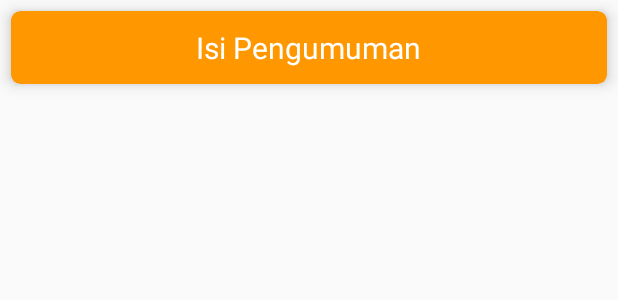
After one commit to HairulHarun/Sampah-App, an Android app: the layout card_pengumuman.xml on its own in the app's theme, with its tools: preview values and no code run, on a phone screen of 412 x 824 dp. The commit adds this screen. Shown: the top 300 px of the screen. Run offline under Robolectric (Android 15) with nearby library versions, the phone set to English and light mode, and no system bars; network calls fail.

Commit message:
commit kantor 16 april malam

```diff
--- a/app/build.gradle
+++ b/app/build.gradle
@@ -35,6 +35,9 @@ dependencies {
     implementation 'com.google.firebase:firebase-auth:16.0.5'
     implementation 'com.google.firebase:firebase-database:16.0.4'
     implementation 'androidx.legacy:legacy-support-v4:1.0.0'
+    implementation 'com.android.support:cardview-v7:28.0.0'
+    implementation 'com.android.support:recyclerview-v7:28.0.0'
+
     testImplementation 'junit:junit:4.12'
     androidTestImplementation 'androidx.test.ext:junit:1.1.0'
     androidTestImplementation 'androidx.test.espresso:espresso-core:3.1.1'
--- a/app/src/main/AndroidManifest.xml
+++ b/app/src/main/AndroidManifest.xml
@@ -18,6 +18,7 @@
         android:supportsRtl="true"
         android:theme="@style/AppTheme"
         android:usesCleartextTraffic="true">
+        <activity android:name=".PengumumanActivity"></activity>
         <activity
             android:name=".LaporTpsActivity"
             android:label="@string/title_activity_lapor_tps"
--- a/app/src/main/java/com/gorontalo/chair/sampah_app/UserActivity.java
+++ b/app/src/main/java/com/gorontalo/chair/sampah_app/UserActivity.java
@@ -69,6 +69,8 @@ public class UserActivity extends AppCompatActivity implements OnMapReadyCallbac
         int id = item.getItemId();
         if (id == R.id.action_login) {
             startActivity(new Intent(UserActivity.this, LoginActivity.class));
+        }else if (id == R.id.action_pengumuman) {
+            startActivity(new Intent(UserActivity.this, PengumumanActivity.class));
         }
 
         return super.onOptionsItemSelected(item);
--- a/app/src/main/java/com/gorontalo/chair/sampah_app/adapter/URLAdapter.java
+++ b/app/src/main/java/com/gorontalo/chair/sampah_app/adapter/URLAdapter.java
@@ -21,6 +21,10 @@ public class URLAdapter {
 
     public String getRute(){
         return URL = URL+"ws-get-rute.php";
+    }
+
+    public String getPengumuman(){
+        return URL = URL+"ws-get-pengumuman.php";
     }
 
     public String getTPSByID(){
--- a/app/src/main/java/com/gorontalo/chair/sampah_app/ui/home/HomeFragment.java
+++ b/app/src/main/java/com/gorontalo/chair/sampah_app/ui/home/HomeFragment.java
@@ -67,6 +67,7 @@ import java.util.ArrayList;
 import java.util.HashMap;
 import java.util.List;
 import java.util.Map;
+import java.util.Random;
 
 public class HomeFragment extends Fragment implements OnMapReadyCallback{
     private static final String TAG = MainActivity.class.getSimpleName();
@@ -330,8 +331,11 @@ public class HomeFragment extends Fragment implements OnMapReadyCallback{
     }
 
     public void drawPolyLineOnMap(GoogleMap googleMap, List<LatLng> list) {
+        Random rnd = new Random();
+        int color = Color.argb(255, rnd.nextInt(256), rnd.nextInt(256), rnd.nextInt(256));
+
         PolylineOptions polyOptions = new PolylineOptions();
-        polyOptions.color(Color.BLUE);
+        polyOptions.color(color);
         polyOptions.width(8);
         polyOptions.addAll(list);
 
--- /dev/null
+++ b/app/src/main/res/layout/card_pengumuman.xml
@@ -0,0 +1,26 @@
+<?xml version="1.0" encoding="utf-8"?>
+<android.support.v7.widget.CardView
+    xmlns:android="http://schemas.android.com/apk/res/android"
+    xmlns:card_view="http://schemas.android.com/apk/res-auto"
+    android:id="@+id/cardview1"
+    android:layout_width="match_parent"
+    android:layout_height="wrap_content"
+    card_view:cardCornerRadius="6dp"
+    card_view:cardElevation="6dp"
+    card_view:contentPadding="7dp"
+    android:padding="10dp"
+    android:layout_margin="7dp"
+    card_view:cardBackgroundColor="#FF9800">
+
+    <TextView
+        android:id="@+id/txtIsiPengumuman"
+        android:layout_width="wrap_content"
+        android:layout_height="wrap_content"
+        android:layout_gravity="center"
+        android:layout_marginTop="3dp"
+        android:layout_marginBottom="3dp"
+        android:text="Isi Pengumuman"
+        android:textColor="#ffff"
+        android:textSize="20sp" />
+
+</android.support.v7.widget.CardView>
--- a/build.gradle
+++ b/build.gradle
@@ -7,7 +7,7 @@ buildscript {
 
     }
     dependencies {
-        classpath 'com.android.tools.build:gradle:3.5.3'
+        classpath 'com.android.tools.build:gradle:3.6.2'
         classpath 'com.google.gms:google-services:4.2.0'
 
         // NOTE: Do not place your application dependencies here; they belong
```
Also changed, not shown: app/src/main/java/com/gorontalo/chair/sampah_app/PengumumanActivity.java (added, +123 -0 lines), app/src/main/java/com/gorontalo/chair/sampah_app/adapter/RecycleViewPengumumanAdapter.java (added, +52 -0 lines), app/src/main/java/com/gorontalo/chair/sampah_app/model/PengumumanModel.java (added, +13 -0 lines), app/src/main/res/layout/activity_pengumuman.xml (added, +33 -0 lines), app/src/main/res/menu/user.xml (+7 -0 lines), gradle/wrapper/gradle-wrapper.properties.
